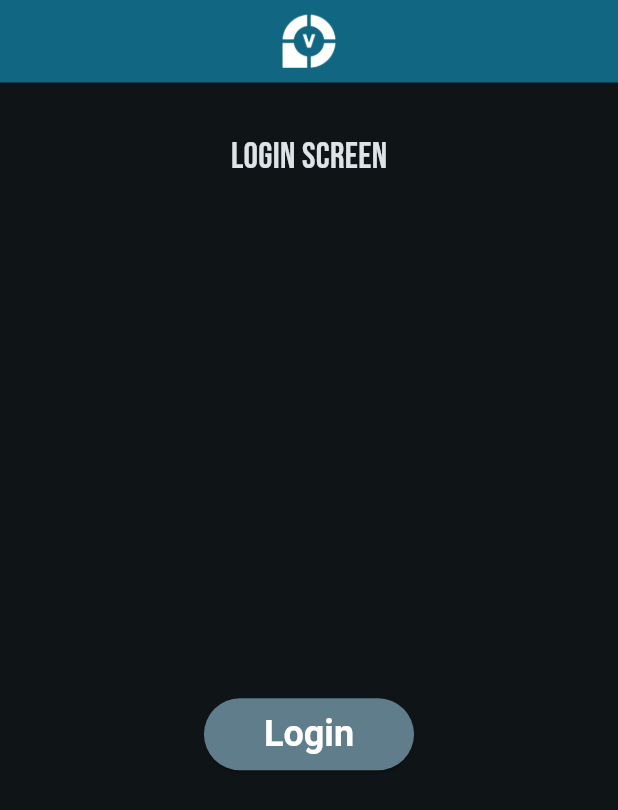
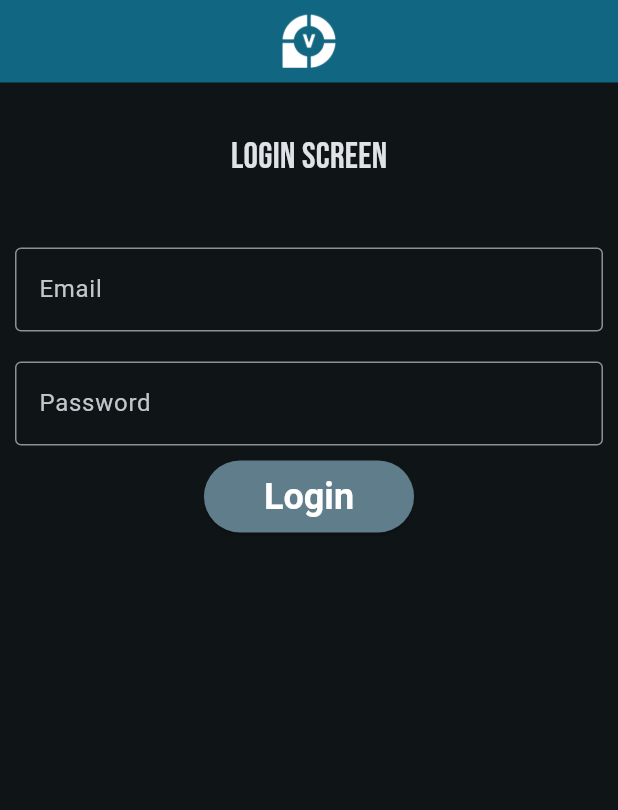
Before and after one commit to richardhoehn/mtsu.csci.6180.project, a Flutter app: the screen it shows after launch, on a phone screen of 412 x 824 dp. Shown: the top 810 px of the screen. Run offline on Flutter 3.47's test engine with Material 2 defaults, Android fonts, the phone set to English and light mode, and no system bars; our stand-ins replace dio, flutter_riverpod, geolocator, google_fonts, google_maps_flutter.

Commit message:
Lots of login work

```diff
--- a/app/lib/screens/drop_off.dart
+++ b/app/lib/screens/drop_off.dart
@@ -52,9 +52,7 @@ class _DropOffScreenState extends State<DropOffScreen> {
       'lat': lat,
     };
 
-    String endpoint = Platform.isAndroid
-        ? '${Config.domain.scheme}://${Config.domain.host}/cars'
-        : 'http://127.0.0.1:5000/cars';
+    String endpoint = '${Config.domain.scheme}://${Config.domain.host}/tickets';
     final response = await http.post(
       Uri.parse(endpoint),
       headers: {'Content-Type': 'application/json'},
--- a/app/lib/screens/login.dart
+++ b/app/lib/screens/login.dart
@@ -1,24 +1,45 @@
 import 'package:app/main.dart';
+import 'package:app/services/auth_service.dart';
 import 'package:flutter/material.dart';
 import 'package:flutter_riverpod/flutter_riverpod.dart';
-import 'package:http/http.dart' as http;
 import 'package:app/util/config.dart';
-import 'dart:convert';
 
-class LoginScreen extends ConsumerWidget {
-  const LoginScreen({super.key});
+
+class LoginScreen extends StatefulWidget {
+  LoginScreen({super.key});
+
+  @override
+  State<LoginScreen> createState() => _LoginScreenState();
+}
+
+class _LoginScreenState extends State<LoginScreen> {
+  TextEditingController emailCtrl = TextEditingController();
+  TextEditingController passwordCtrl = TextEditingController();
+  AuthService authService = AuthService();
+
+  bool isLoading = false;
 
   Future<bool> auth() async {
-    final response = await http.post(Uri.parse('${Config.domain.scheme}://${Config.domain.host}/users/auth'));
-    print('****');
-    print(response.body);
-    print('****');
+    // Set Loading Flag
+    setState(() => isLoading = true);
 
-    return true;
+    // Minor Delay for Effect(!)
+    await Future.delayed(const Duration(seconds: 1), () {});
+
+    try {
+      await authService.login(email: emailCtrl.text, password: passwordCtrl.text);
+    } catch (error) {
+      print(error);
+    } finally {
+      print('Finally');
+      setState(() => isLoading = false);
+    }
+
+    return authService.isLoggedIn;
   }
 
   @override
-  Widget build(BuildContext context, WidgetRef ref) {
+  Widget build(BuildContext context) {
     return Scaffold(
       appBar: AppBar(
         backgroundColor: Theme.of(context).colorScheme.inversePrimary,
@@ -43,8 +64,36 @@ class LoginScreen extends ConsumerWidget {
               ),
             ),
             Expanded(
-              child: Center(
-                child: ElevatedButton(
+              child: Column(
+                children: [
+                  Padding(
+                    padding: const EdgeInsets.all(10),
+                    child: TextField(
+                      controller: emailCtrl,
+                      decoration: const InputDecoration(
+                        border: OutlineInputBorder(),
+                        labelText: 'Email',
+                        hintText: 'Enter valid email like abc@gmail.com',
+                      ),
+                    ),
+                  ),
+                  Padding(
+                    padding: const EdgeInsets.all(10),
+                    child: TextField(
+                      controller: passwordCtrl,
+                      obscureText: true,
+                      decoration: const InputDecoration(
+                        border: OutlineInputBorder(),
+                        labelText: 'Password',
+                        hintText: 'Enter secure password',
+                      ),
+                    ),
+                  ),
+                  Center(
+                    child: Consumer(builder: (context, ref, _) {
+                      return isLoading
+                          ? const CircularProgressIndicator()
+                          : ElevatedButton(
                               style: ElevatedButton.styleFrom(
                                 backgroundColor: Config.colors.backgroundColor,
                                 foregroundColor: Config.colors.textColor,
@@ -52,11 +101,14 @@ class LoginScreen extends ConsumerWidget {
                                 textStyle: const TextStyle(fontSize: 24, fontWeight: FontWeight.bold),
                               ),
                               onPressed: () async {
-                    final resp = await auth();
-                    ref.read(loginProvider.notifier).state = resp;
+                                final success = await auth();
+                                ref.read(loginProvider.notifier).state = success;
                               },
                               child: const Text('Login'),
+                            );
+                    }),
                   ),
+                ],
               ),
             ),
           ],
--- a/app/lib/screens/pick_up.dart
+++ b/app/lib/screens/pick_up.dart
@@ -15,14 +15,14 @@ class _PickUpScreenState extends State<PickUpScreen> {
   bool isRefreshing = false;
 
   Future<void> getCars() async {
-    final response = await http.get(Uri.parse('${Config.domain.scheme}://${Config.domain.host}/cars'));
+    final response = await http.get(Uri.parse('${Config.domain.scheme}://${Config.domain.host}/tickets'));
     if (response.statusCode == 200) {
       setState(() {
         cars = List<Map<String, dynamic>>.from(json.decode(response.body));
       });
     } else {
       // Handle errors here
-      print('Failed to fetch cars: ${response.statusCode}');
+      print('Failed to fetch tickets: ${response.statusCode}');
     }
   }
 
--- /dev/null
+++ b/app/lib/services/auth_service.dart
@@ -0,0 +1,31 @@
+import 'dart:convert';
+import 'package:dio/dio.dart';
+import 'package:app/util/config.dart';
+
+class AuthService {
+  final dio = Dio();
+  bool isLoggedIn = false;
+  String error = '';
+
+  Future<void> login({required String email, required String password}) async {
+    await Future.delayed(const Duration(seconds: 2), () async {
+
+      final response = await dio.post(
+        '${Config.domain.scheme}://${Config.domain.host}/users/auth',
+        data: {
+          'email': email,
+          'password': password,
+        },
+      );
+
+      if (response.statusCode == 201 || response.statusCode == 200) {
+        isLoggedIn = true;
+      } else {
+        isLoggedIn = false;
+        throw Exception(response.data);
+      }
+    });
+
+    return;
+  }
+}
--- a/app/pubspec.yaml
+++ b/app/pubspec.yaml
@@ -14,6 +14,8 @@ dependencies:
   geolocator: ^10.1.0
   google_maps_flutter: ^2.5.0
   flutter_riverpod: ^2.4.6
+  http: ^1.1.0
+  dio: ^5.3.3
 
 dev_dependencies:
   flutter_test:
```
Also changed, not shown: app/pubspec.lock, 2 other files. Lines whose indentation alone changed are shown as unchanged.
